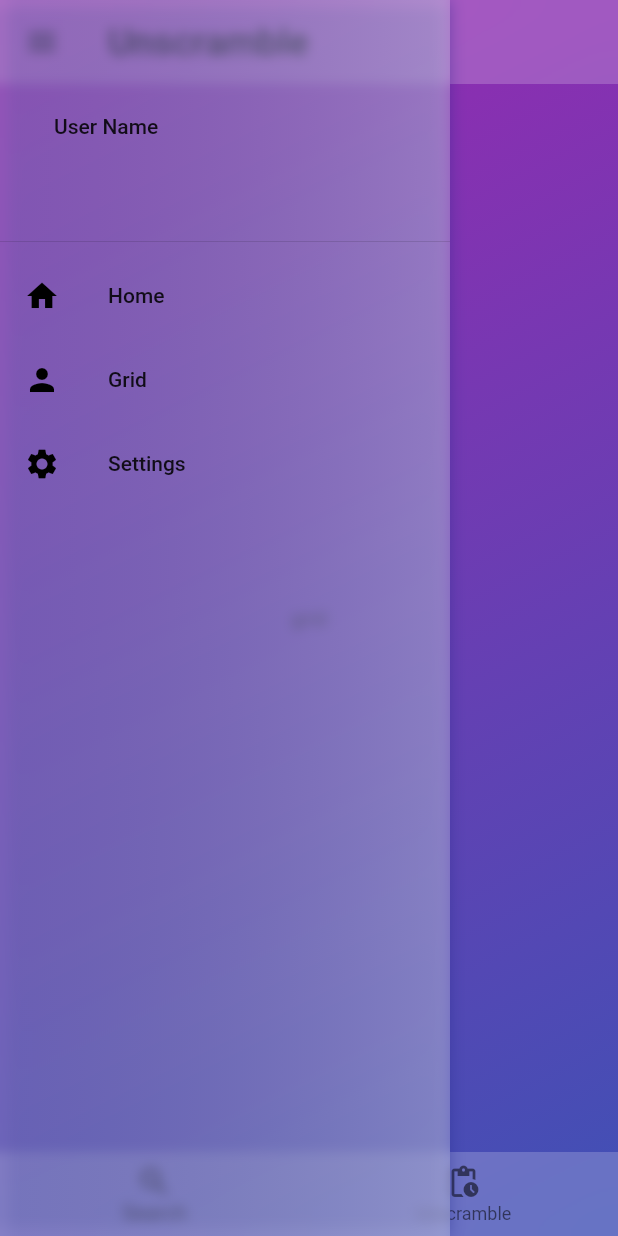
After one commit to thecoder-co/unscramble_revised, a Flutter app: the Grid screen opened by its route, with the side drawer open, on a phone screen of 412 x 824 dp. The commit adds this screen. Run offline on Flutter 3.47's test engine with Material 2 defaults, Android fonts, the phone set to English and light mode, and no system bars.

Commit message:
Add files via upload
not scrolling on android

```diff
--- a/lib/main.dart
+++ b/lib/main.dart
@@ -1,5 +1,7 @@
 import 'package:flutter/material.dart';
-import 'home.dart';
+import 'screens/home.dart';
+import 'screens/grid.dart';
+import 'screens/settings.dart';
 
 void main() {
   runApp(MyApp());
@@ -9,6 +11,12 @@ class MyApp extends StatelessWidget {
   @override
   Widget build(BuildContext context) {
     return MaterialApp(
+      routes: <String, WidgetBuilder>{
+        //All available pages
+        '/home': (BuildContext context) => Home(),
+        '/grid': (BuildContext context) => Grid(),
+        '/settings': (BuildContext context) => Settings(),
+      },
       title: 'Flutter Demo',
       theme: ThemeData(
         primarySwatch: Colors.blue,
--- /dev/null
+++ b/lib/screens/grid.dart
@@ -0,0 +1,178 @@
+import 'dart:ui';
+//import 'package:flutter_mobile_vision/flutter_mobile_vision.dart' hide Size;
+import 'package:flutter/material.dart';
+
+
+class Grid extends StatefulWidget {
+  Grid({Key key}) : super(key: key);
+
+  @override
+  _GridState createState() => _GridState();
+}
+
+class _GridState extends State<Grid> {
+  @override
+  Widget build(BuildContext context) {
+    return Container(
+      child: Container(
+        decoration: BoxDecoration(
+          gradient: LinearGradient(
+            begin: Alignment.topLeft,
+            end: Alignment.bottomRight,
+            colors: [
+              Colors.purple,
+              Colors.indigo,
+            ],
+          ),
+        ),
+        child: Scaffold(
+          extendBodyBehindAppBar: true,
+          extendBody: true,
+          backgroundColor: Colors.white.withOpacity(0),
+          drawerScrimColor: Colors.transparent,
+          drawer: Container(
+            width: 300,
+            height: double.infinity,
+            decoration: BoxDecoration(
+              color: Colors.white.withOpacity(0.2),
+              boxShadow: [
+                BoxShadow(
+                  color: Color.fromRGBO(31, 38, 135, 0.4),
+                  blurRadius: 8.0,
+                )
+              ],
+            ),
+            child: Stack(
+              children: [
+                SizedBox(
+                  child: ClipRRect(
+                    child: BackdropFilter(
+                      filter: ImageFilter.blur(
+                        sigmaX: 4.0,
+                        sigmaY: 4.0,
+                      ),
+                      child: Container(
+                        decoration: BoxDecoration(
+                            gradient: LinearGradient(colors: [
+                          Colors.grey.withOpacity(0.0),
+                          Colors.white.withOpacity(0.2),
+                        ])),
+                      ),
+                    ),
+                  ),
+                ),
+                Column(
+                  children: [
+                    DrawerHeader(
+                      child: Row(
+                        children: [
+                          SizedBox(
+                            width: 20.0,
+                          ),
+                          Text("User Name")
+                        ],
+                      ),
+                    ),
+                    Expanded(
+                      child: ListView(
+                        children: [
+                          ListTile(
+                            onTap: () {
+                              Navigator.of(context).pushNamedAndRemoveUntil(
+                                  '/home', (Route<dynamic> route) => false);
+                            },
+                            leading: Icon(
+                              Icons.home,
+                              color: Colors.black,
+                            ),
+                            title: Text("Home"),
+                          ),
+                          ListTile(
+                            onTap: () {
+                              Navigator.of(context).pushNamedAndRemoveUntil(
+                                  '/grid', (Route<dynamic> route) => false);
+                            },
+                            leading: Icon(
+                              Icons.person,
+                              color: Colors.black,
+                            ),
+                            title: Text("Grid"),
+                          ),
+                          ListTile(
+                            onTap: () {},
+                            leading: Icon(
+                              Icons.settings,
+                              color: Colors.black,
+                            ),
+                            title: Text("Settings"),
+                          ),
+                        ],
+                      ),
+                    )
+                  ],
+                ),
+              ],
+            ),
+          ),
+          appBar: PreferredSize(
+            child: ClipRRect(
+              child: BackdropFilter(
+                filter: ImageFilter.blur(
+                  sigmaX: 15,
+                  sigmaY: 15,
+                ),
+                child: AppBar(
+                  iconTheme: IconThemeData(color: Colors.black),
+                  backgroundColor: Colors.white.withOpacity(0.2),
+                  title: Text(
+                    'Unscramble',
+                    style: TextStyle(color: Colors.black, fontSize: 25),
+                  ),
+                  elevation: 0,
+                ),
+              ),
+            ),
+            preferredSize: Size(
+              double.infinity,
+              56.0,
+            ),
+          ),
+          body: Center(
+            child: Text('grid'), //_widgetOptions().elementAt(_selectedIndex),
+          ),
+          bottomNavigationBar: PreferredSize(
+            child: ClipRRect(
+              child: BackdropFilter(
+                filter: ImageFilter.blur(
+                  sigmaX: 15,
+                  sigmaY: 15,
+                ),
+                child: BottomNavigationBar(
+                  backgroundColor: Colors.white.withOpacity(0.2),
+                  selectedItemColor: Colors.black,
+                  /*onTap: _onItemTapped,
+                currentIndex: _selectedIndex,*/
+                  elevation: 0,
+                  items: [
+                    BottomNavigationBarItem(
+                      icon: Icon(Icons.search),
+                      label: 'Search',
+                    ),
+                    BottomNavigationBarItem(
+                      icon: Icon(Icons.pending_actions),
+                      label: 'Unscramble',
+                    ),
+                  ],
+                ),
+              ),
+            ),
+            preferredSize: Size(
+              double.infinity,
+              56.0,
+            ),
+          ),
+        ),
+      ),
+    );
+  }
+}
--- /dev/null
+++ b/lib/screens/settings.dart
@@ -0,0 +1,17 @@
+import 'package:flutter/cupertino.dart';
+
+class Settings extends StatefulWidget {
+  Settings({Key key}) : super(key: key);
+
+  @override
+  _SettingsState createState() => _SettingsState();
+}
+
+class _SettingsState extends State<Settings> {
+  @override
+  Widget build(BuildContext context) {
+    return Container(
+      child: Text('Settings'),
+    );
+  }
+}
```
Also changed, not shown: lib/screens/home.dart (added, +516 -0 lines), pubspec.yaml (line endings or trailing spaces), 1 other file.
